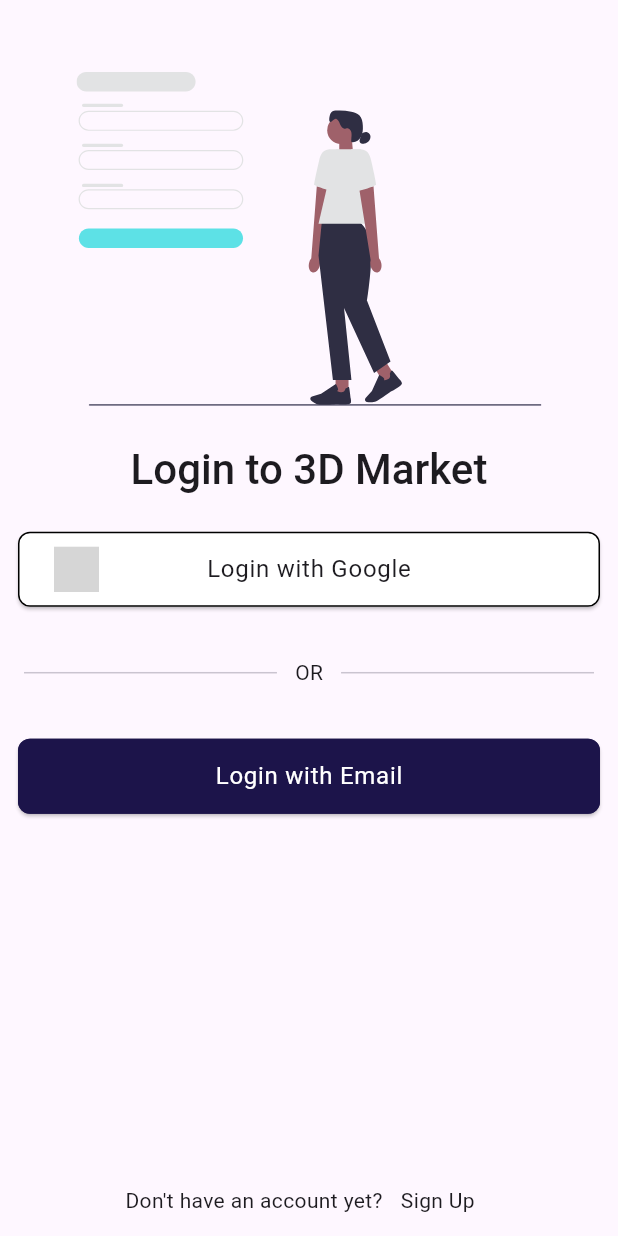
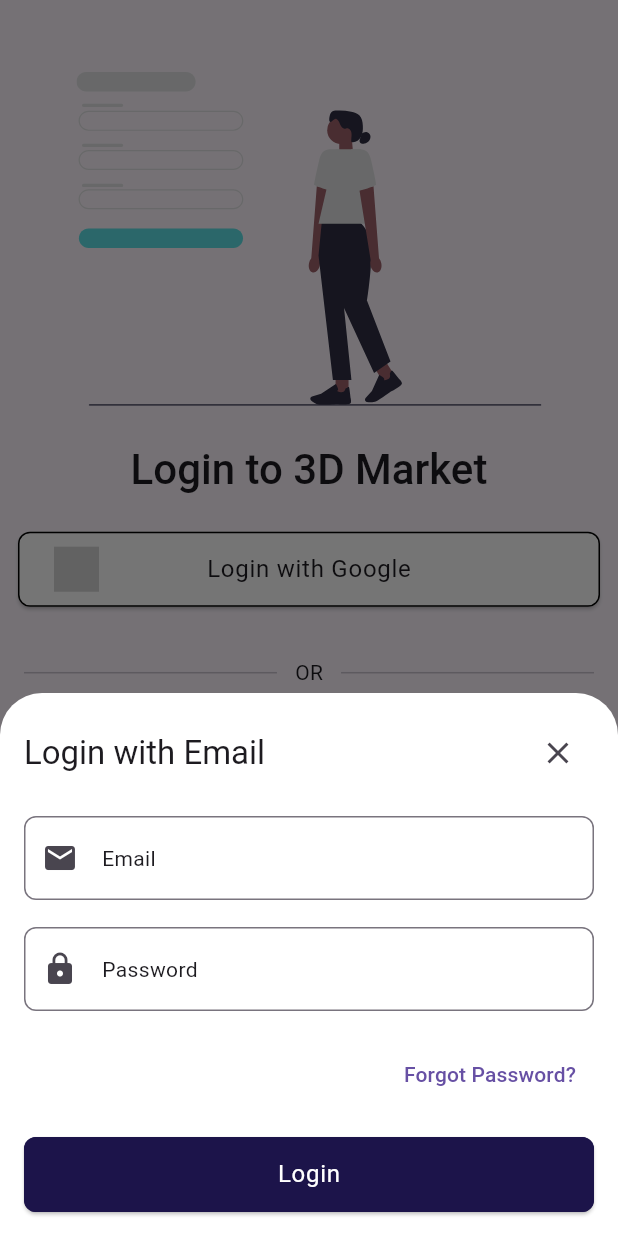
Before and after one commit to mustafaydogdu3/3DMarket, a Flutter app: the screen it shows after launch, after a tap on "Login with Email", on a phone screen of 412 x 824 dp. Run offline on Flutter 3.47's test engine with Material 3 defaults, Android fonts, the phone set to English and light mode, and no system bars; our stand-ins replace firebase_core, flutter_svg, icons_plus; accounts and stored records are empty; grey boxes are pictures that could not be loaded.

Commit message:
Login with Email modal, register with email modal and forgot password page developed. Project generally organized.

```diff
--- a/core/lib/base/context/extension/context_extension.dart
+++ b/core/lib/base/context/extension/context_extension.dart
@@ -4,4 +4,5 @@ extension ContextExtension on BuildContext {
   TextTheme get textTheme => Theme.of(this).textTheme;
   double get height => MediaQuery.of(this).size.height;
   double get width => MediaQuery.of(this).size.width;
+  double get keyboardHeight => MediaQuery.of(this).viewInsets.bottom;
 }
--- a/lib/features/auth/home/page/auth_home_page.dart
+++ b/lib/features/auth/home/page/auth_home_page.dart
@@ -3,9 +3,11 @@ import 'package:flutter/material.dart';
 import 'package:flutter_svg/flutter_svg.dart';
 import 'package:icons_plus/icons_plus.dart';
 
-import '../../../../product/values/colors/app_colors.dart';
 import '../../../../product/values/localkeys/app_localkeys.dart';
 import '../../../../product/values/paths/app_paths.dart';
+import '../../../../product/widgets/buttons/primary_button_widget.dart';
+import '../../login/modals/login_with_email_modal.dart';
+import '../../register/modals/register_with_email_modal.dart';
 
 class AuthHomePage extends StatelessWidget {
   const AuthHomePage({super.key});
@@ -97,23 +99,16 @@ class AuthHomePage extends StatelessWidget {
                       ),
                     ),
                     Container(
-                      width: double.infinity,
                       margin: const EdgeInsets.symmetric(horizontal: 12),
-                      height: 50,
-                      child: ElevatedButton(
-                        onPressed: () {},
-                        style: ElevatedButton.styleFrom(
-                          backgroundColor: AppColors.background,
-                          shape: RoundedRectangleBorder(
-                            borderRadius: BorderRadius.circular(8),
-                            side: const BorderSide(color: AppColors.background),
-                          ),
+                      child: PrimaryButtonWidget(
+                        onPressed: () => showModalBottomSheet(
+                          isScrollControlled: true,
+                          clipBehavior: Clip.antiAliasWithSaveLayer,
+                          context: context,
+                          backgroundColor: Colors.transparent,
+                          builder: (context) => const LoginWithEmailModal(),
                         ),
-                        child: Text(
-                          AppLocalkeys.loginWithEmail,
-                          style: BaseTextStyle.bodyLarge()
-                              .copyWith(color: Colors.white),
-                        ),
+                        text: AppLocalkeys.loginWithEmail,
                       ),
                     ),
                   ],
@@ -128,7 +123,13 @@ class AuthHomePage extends StatelessWidget {
                   style: BaseTextStyle.bodyMedium(),
                 ),
                 TextButton(
-                  onPressed: () {},
+                  onPressed: () => showModalBottomSheet(
+                    isScrollControlled: true,
+                    clipBehavior: Clip.antiAliasWithSaveLayer,
+                    context: context,
+                    backgroundColor: Colors.transparent,
+                    builder: (context) => const RegisterWithEmailModal(),
+                  ),
                   child: Text(
                     AppLocalkeys.signUp,
                     style: BaseTextStyle.bodyMedium(),
--- /dev/null
+++ b/lib/features/auth/login/modals/login_with_email_modal.dart
@@ -0,0 +1,84 @@
+import 'package:core/base/context/extension/context_extension.dart';
+import 'package:core/base/text/style/base_text_style.dart';
+import 'package:flutter/material.dart';
+
+import '../../../../product/values/localkeys/app_localkeys.dart';
+import '../../../../product/widgets/buttons/primary_button_widget.dart';
+import '../../forgot_password/page/forgot_password_page.dart';
+
+class LoginWithEmailModal extends StatelessWidget {
+  const LoginWithEmailModal({super.key});
+
+  @override
+  Widget build(BuildContext context) {
+    return SingleChildScrollView(
+      child: Container(
+        margin: EdgeInsets.only(bottom: context.keyboardHeight),
+        padding: const EdgeInsets.all(16),
+        decoration: const BoxDecoration(
+          color: Colors.white,
+          borderRadius: BorderRadius.vertical(
+            top: Radius.circular(24),
+          ),
+        ),
+        child: Wrap(
+          runSpacing: 18,
+          children: [
+            Row(
+              mainAxisAlignment: MainAxisAlignment.spaceBetween,
+              children: [
+                Text(
+                  AppLocalkeys.loginWithEmail,
+                  style: BaseTextStyle.titleLarge(),
+                ),
+                IconButton(
+                  onPressed: () => Navigator.pop(context),
+                  icon: const Icon(Icons.close),
+                ),
+              ],
+            ),
+            TextFormField(
+              decoration: InputDecoration(
+                border: const OutlineInputBorder(
+                  borderRadius: BorderRadius.all(
+                    Radius.circular(8),
+                  ),
+                ),
+                labelStyle: BaseTextStyle.bodyMedium(),
+                labelText: AppLocalkeys.email,
+                prefixIcon: const Icon(Icons.email),
+              ),
+            ),
+            TextFormField(
+              decoration: InputDecoration(
+                border: const OutlineInputBorder(
+                  borderRadius: BorderRadius.all(
+                    Radius.circular(8),
+                  ),
+                ),
+                labelStyle: BaseTextStyle.bodyMedium(),
+                labelText: AppLocalkeys.password,
+                prefixIcon: const Icon(Icons.lock),
+              ),
+            ),
+            Row(
+              mainAxisAlignment: MainAxisAlignment.end,
+              children: [
+                TextButton(
+                  onPressed: () => Navigator.push(
+                    context,
+                    MaterialPageRoute(
+                      builder: (context) => const ForgotPasswordPage(),
+                    ),
+                  ),
+                  child: const Text("Forgot Password?"),
+                ),
+              ],
+            ),
+            PrimaryButtonWidget(onPressed: () {}, text: "Login"),
+          ],
+        ),
+      ),
+    );
+  }
+}
--- a/lib/product/values/localkeys/app_localkeys.dart
+++ b/lib/product/values/localkeys/app_localkeys.dart
@@ -6,4 +6,11 @@ class AppLocalkeys {
   static const loginWithEmail = 'Login with Email';
   static const dontHaveAnAccount = 'Don\'t have an account yet?';
   static const signUp = 'Sign Up';
+  static const signupWithEmail = 'Signup with Email';
+  static const password = 'Password';
+  static const email = 'Email';
+  static const confirmPassowrd = 'Confirm Password';
+  static const enterEmailText =
+      'Enter your email id for verification process, We will send 4 digit code to your email';
+  static const continueText = 'Continue';
 }
--- /dev/null
+++ b/lib/product/widgets/buttons/primary_button_widget.dart
@@ -0,0 +1,37 @@
+import 'package:core/base/text/style/base_text_style.dart';
+import 'package:flutter/material.dart';
+
+import '../../values/colors/app_colors.dart';
+
+class PrimaryButtonWidget extends StatelessWidget {
+  const PrimaryButtonWidget({
+    super.key,
+    required this.text,
+    this.onPressed,
+  });
+
+  final String text;
+  final void Function()? onPressed;
+
+  @override
+  Widget build(BuildContext context) {
+    return SizedBox(
+      width: double.infinity,
+      height: 50,
+      child: ElevatedButton(
+        onPressed: onPressed,
+        style: ElevatedButton.styleFrom(
+          backgroundColor: AppColors.background,
+          shape: RoundedRectangleBorder(
+            borderRadius: BorderRadius.circular(8),
+            side: const BorderSide(color: AppColors.background),
+          ),
+        ),
+        child: Text(
+          text,
+          style: BaseTextStyle.bodyLarge().copyWith(color: Colors.white),
+        ),
+      ),
+    );
+  }
+}
```
Also changed, not shown: core/lib/base/text/style/base_text_style.dart (+17 -0 lines), lib/features/auth/forgot_password/page/forgot_password_page.dart (added, +50 -0 lines), lib/features/auth/register/modals/register_with_email_modal.dart (added, +81 -0 lines).
